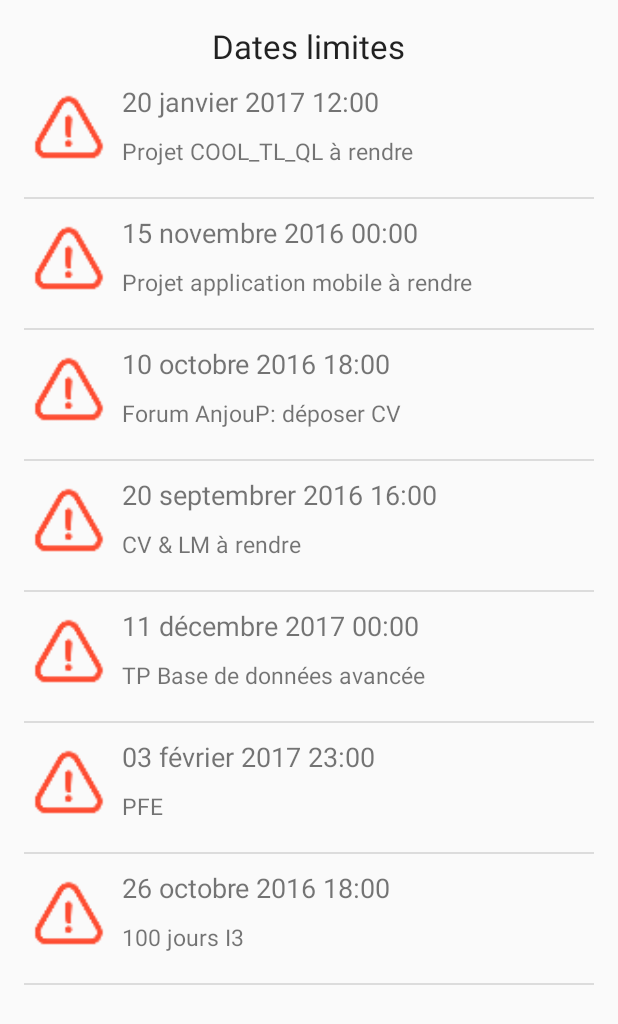
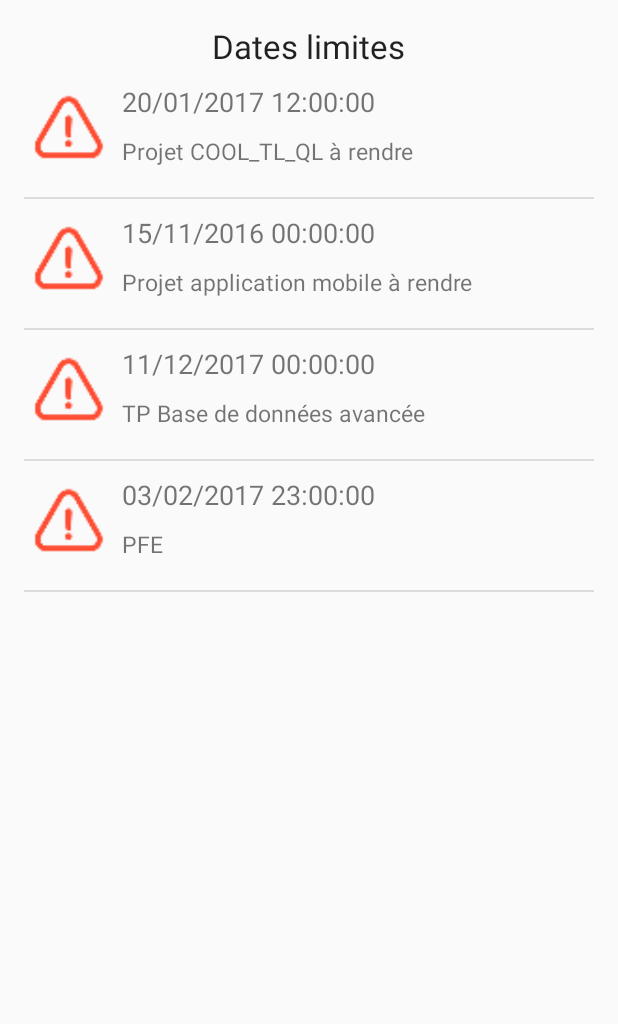
Before and after one commit to rotab/NewESEO, an Android app: the TabActivity_Deadlines screen opened directly, with no data from a screen before it, on a phone screen of 412 x 824 dp. Shown: the top 1024 px of the screen. Run offline under Robolectric (Android 15) with nearby library versions, the phone set to English and light mode, and no system bars.

Commit message:
Ajout de la liste des deadlines à partir de SQLite et ajout de la méthode deleteAll() dans DeadLineBdd

```diff
--- a/app/src/main/java/com/mobile/eseo/neweseoapp/TabActivity_Deadlines.java
+++ b/app/src/main/java/com/mobile/eseo/neweseoapp/TabActivity_Deadlines.java
@@ -9,8 +9,10 @@ import android.widget.ListView;
 import android.widget.Toast;
 
 import com.mobile.eseo.neweseoapp.adaptater.DeadlineArrayAdaptater;
+import com.mobile.eseo.neweseoapp.bdd.DeadLineBDD;
 import com.mobile.eseo.neweseoapp.model.DeadLine;
 
+import java.text.ParseException;
 import java.util.ArrayList;
 
 public class TabActivity_Deadlines extends AppCompatActivity {
@@ -24,13 +26,26 @@ public class TabActivity_Deadlines extends AppCompatActivity {
         super.onCreate(savedInstanceState);
         setContentView(R.layout.activity_tab_deadlines);
 
-        deadlines.add(new DeadLine(0, "Projet COOL_TL_QL à rendre", "20 janvier 2017 12:00"));
+        /*deadlines.add(new DeadLine(0, "Projet COOL_TL_QL à rendre", "20 janvier 2017 12:00"));
         deadlines.add(new DeadLine(1, "Projet application mobile à rendre", "15 novembre 2016 00:00"));
         deadlines.add(new DeadLine(2, "Forum AnjouP: déposer CV", "10 octobre 2016 18:00"));
         deadlines.add(new DeadLine(3, "CV & LM à rendre", "20 septembrer 2016 16:00"));
         deadlines.add(new DeadLine(4, "TP Base de données avancée", "11 décembre 2017 00:00"));
         deadlines.add(new DeadLine(5, "PFE", "03 février 2017 23:00"));
-        deadlines.add(new DeadLine(6, "100 jours I3", "26 octobre 2016 18:00"));
+        deadlines.add(new DeadLine(6, "100 jours I3", "26 octobre 2016 18:00"));*/
+
+        DeadLineBDD deadlinebdd = new DeadLineBDD(this);
+
+        deadlinebdd.open();
+
+
+        try {
+            deadlines = deadlinebdd.getDeadLineWithDate();
+        } catch (ParseException e) {
+            e.printStackTrace();
+        }
+
+        deadlinebdd.close();
 
         listView = (ListView) findViewById(R.id.listDeadline);
         ArrayAdapter<DeadLine> adapter = new DeadlineArrayAdaptater(this, 0, deadlines);
--- a/app/src/main/java/com/mobile/eseo/neweseoapp/bdd/DeadLineBDD.java
+++ b/app/src/main/java/com/mobile/eseo/neweseoapp/bdd/DeadLineBDD.java
@@ -75,6 +75,11 @@ public class DeadLineBDD {
     public int removeDeadLineWithID(int id){
         //Suppression d'un livre de la BDD grÃ¢ce Ã  l'ID
         return bdd.delete(TABLE_DEADLINE, COL_ID + " = " +id, null);
+    }
+
+    public void deleteAll()
+    {
+        bdd.delete(TABLE_DEADLINE, null, null);
     }
 
 
```
Also changed, not shown: app/src/main/java/com/mobile/eseo/neweseoapp/MainActivity.java (+30 -2 lines).
